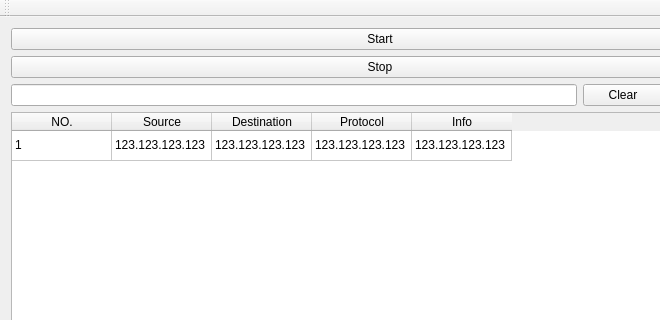
The window that mywireshark/mywireshark.ui (lskyo/school) describes before a commit, drawn with Qt 5; both pictures show x 0 to 660 and y 0 to 320 of the 760 by 560 pixel window.
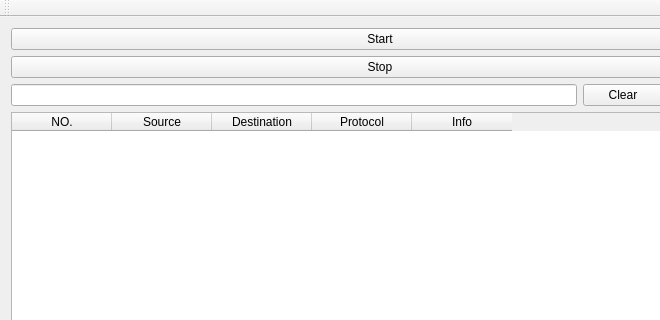
The same window after the commit.

```diff
--- a/mywireshark/mywireshark.ui
+++ b/mywireshark/mywireshark.ui
@@ -32,14 +32,6 @@
       <attribute name="verticalHeaderVisible">
        <bool>false</bool>
       </attribute>
-      <attribute name="verticalHeaderVisible">
-       <bool>false</bool>
-      </attribute>
-      <row>
-       <property name="text">
-        <string>New Row</string>
-       </property>
-      </row>
       <column>
        <property name="text">
         <string>NO.</string>
@@ -65,31 +57,6 @@
         <string>Info</string>
        </property>
       </column>
-      <item row="0" column="0">
-       <property name="text">
-        <string>1</string>
-       </property>
-      </item>
-      <item row="0" column="1">
-       <property name="text">
-        <string>123.123.123.123</string>
-       </property>
-      </item>
-      <item row="0" column="2">
-       <property name="text">
-        <string>123.123.123.123</string>
-       </property>
-      </item>
-      <item row="0" column="3">
-       <property name="text">
-        <string>123.123.123.123</string>
-       </property>
-      </item>
-      <item row="0" column="4">
-       <property name="text">
-        <string>123.123.123.123</string>
-       </property>
-      </item>
      </widget>
     </item>
     <item row="2" column="2">
```
